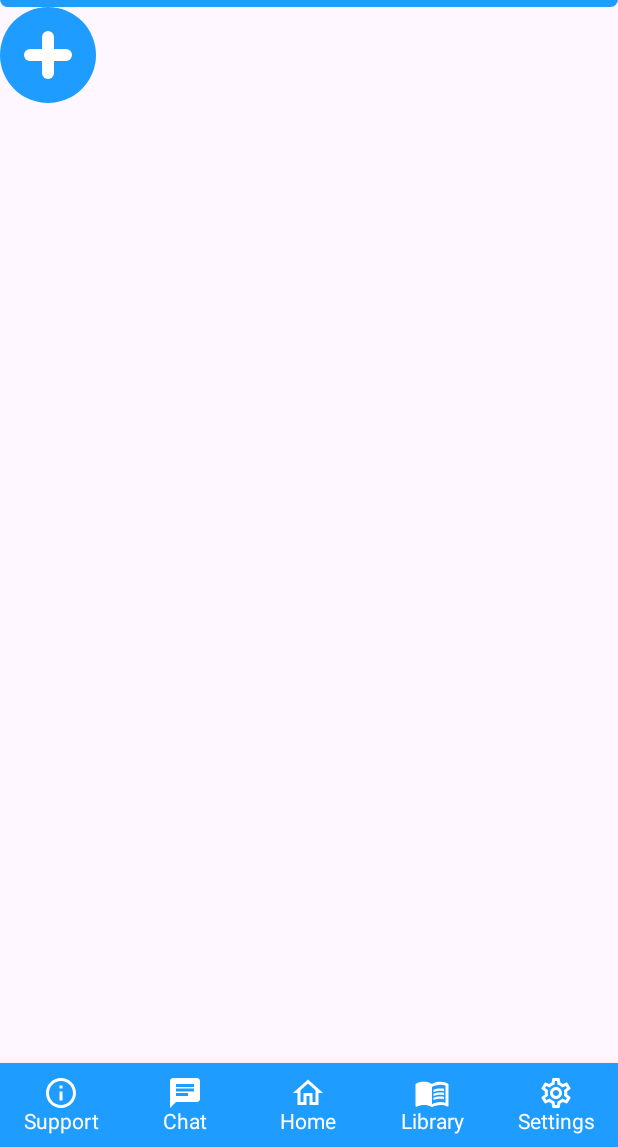
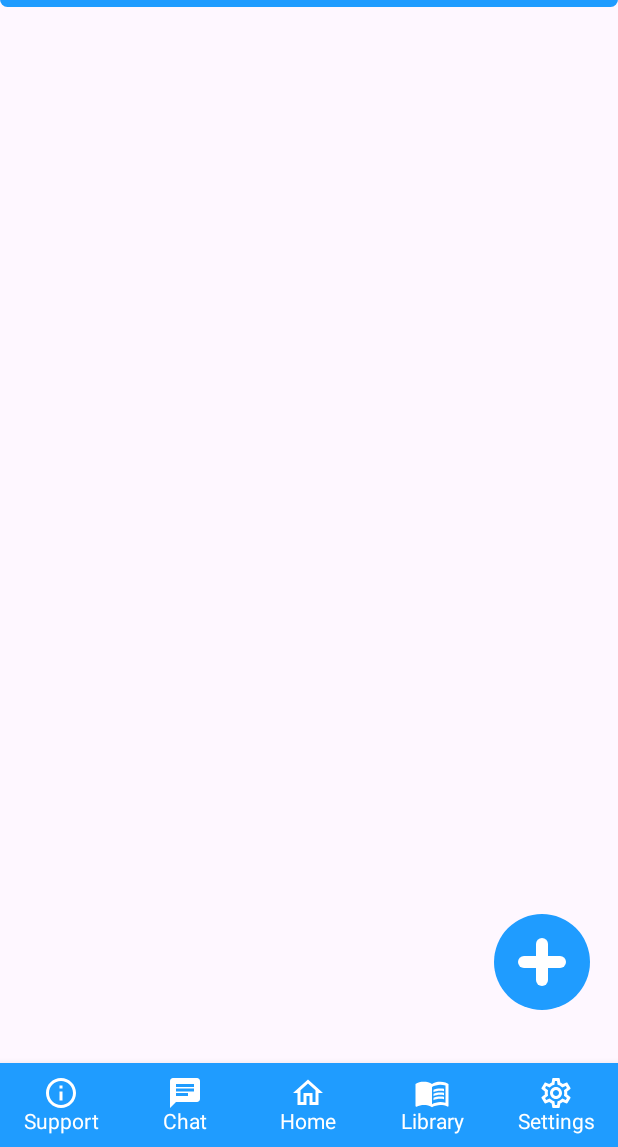
Before and after one commit to RohanPejaver/CareConnect, an Android app built with Jetpack Compose: the DoctorSearchScreen screen opened through its navigation route, item 2 of the bottom bar chosen, on a phone screen of 412 x 824 dp, the part 89-1236 px from its top. Run offline under Robolectric (Android 15) with nearby library versions, the phone set to English and light mode, and no system bars; our stand-ins replace Dagger/Hilt's generated code, Firebase (no records; nobody signed in at launch, a user with empty details on screens opened directly); libraries missing offline, so code that uses them is left out: com.google.ai.client; pictures from the network do not load; Roboto replaces fonts that are not available here.

Commit message:
Search functionality complete, finish messaging functionality

```diff
--- a/app/src/main/java/com/example/careconnect/components/DoctorCard.kt
+++ b/app/src/main/java/com/example/careconnect/components/DoctorCard.kt
@@ -16,6 +16,7 @@ import androidx.compose.foundation.layout.size
 import androidx.compose.foundation.shape.RoundedCornerShape
 import androidx.compose.material.Text
 import androidx.compose.material.TextField
+import androidx.compose.material.TextFieldDefaults
 import androidx.compose.material3.Card
 import androidx.compose.material3.CardDefaults
 import androidx.compose.runtime.Composable
@@ -34,6 +35,7 @@ import androidx.compose.ui.text.font.FontWeight
 import androidx.compose.ui.text.input.TextFieldValue
 import androidx.compose.ui.unit.dp
 import coil.compose.rememberAsyncImagePainter
+import com.example.careconnect.ui.theme.my_primary
 import com.example.careconnect.ui.theme.my_secondary
 
 data class Doctor(
@@ -164,7 +166,13 @@ fun DoctorSearchBar(searchQuery: TextFieldValue, onSearchQueryChange: (TextField
         placeholder = { Text(text = "Search by name or specialty") },
         modifier = Modifier
             .fillMaxWidth()
-            .padding(8.dp)
+            .padding(8.dp),
+        colors = TextFieldDefaults.textFieldColors(
+            backgroundColor = Color.LightGray,
+            cursorColor = my_primary,
+            focusedIndicatorColor = Color.White.copy(0.95f),
+            unfocusedIndicatorColor = Color.White.copy(0.95f)
+        )
     )
 }
 
--- a/app/src/main/java/com/example/careconnect/navigation/Screen.kt
+++ b/app/src/main/java/com/example/careconnect/navigation/Screen.kt
@@ -17,5 +17,4 @@ sealed class Screen (val route : String) {
     object Role : Screen(route = "role_selection_screen")
     object Search : Screen(route = "search_screen")
 
-
 }
--- a/app/src/main/java/com/example/careconnect/screens/search/SearchScreen.kt
+++ b/app/src/main/java/com/example/careconnect/screens/search/SearchScreen.kt
@@ -1,14 +1,11 @@
 package com.example.careconnect.screens.search
 
 import androidx.compose.runtime.Composable
-import androidx.compose.ui.platform.LocalContext
 import androidx.hilt.navigation.compose.hiltViewModel
 import com.example.careconnect.screens.search.components.SearchContent
-import com.example.careconnect.screens.search.components.SetData
 
 @Composable
 fun SearchScreen(viewModel: SearchViewModel = hiltViewModel()) {
-    val context = LocalContext.current
 
    SearchContent(viewModel = viewModel)
 }
--- a/app/src/main/java/com/example/careconnect/screens/search/SearchViewModel.kt
+++ b/app/src/main/java/com/example/careconnect/screens/search/SearchViewModel.kt
@@ -13,6 +13,7 @@ import com.example.careconnect.model.DataState
 import com.example.careconnect.model.User
 import com.google.firebase.Firebase
 import com.google.firebase.auth.FirebaseAuth
+import com.google.firebase.auth.auth
 import com.google.firebase.firestore.FirebaseFirestore
 import com.google.firebase.firestore.QuerySnapshot
 import com.google.firebase.firestore.firestore
@@ -33,6 +34,28 @@ class SearchViewModel @Inject constructor() : ViewModel() {
     var user = _user.asStateFlow()
     val response: MutableState<DataState> = mutableStateOf(DataState.UserEmpty)
 
+    private var _currentUser = MutableStateFlow<User?>(null)
+    var currentUser = _currentUser.asStateFlow()
+
+    init {
+        getUser()
+    }
+
+    private fun getUser() {
+        val db = Firebase.firestore
+        val auth = FirebaseAuth.getInstance()
+        val uid = auth.currentUser?.uid
+
+        if (uid != null) {
+            db.collection("users")
+                .document(uid)
+                .get()
+                .addOnSuccessListener { documentSnapshot ->
+                    _currentUser.value = documentSnapshot.toObject(User::class.java)
+                }
+        }
+    }
+
     init {
         getAllUsers()
     }
@@ -48,7 +71,7 @@ class SearchViewModel @Inject constructor() : ViewModel() {
                 .addOnSuccessListener { querySnapshot ->
                     for (document in querySnapshot) {
                         val user = document.toObject(User::class.java)
-                        if (user != null) {
+                        if (user.userId != uid) {
                             tempList.add(user)
                         }
                     }
@@ -60,7 +83,7 @@ class SearchViewModel @Inject constructor() : ViewModel() {
         }
     }
 
-    fun findUserByConnectionId(connectionId: String, onResult: (User?) -> Unit){
+    private fun findUserByConnectionId(connectionId: String, onResult: (User?) -> Unit){
         val db = FirebaseFirestore.getInstance()
 
         db.collection("users")
@@ -93,6 +116,20 @@ class SearchViewModel @Inject constructor() : ViewModel() {
                         .document(user.userId)
                         .set(user)
                         .addOnSuccessListener {
+                            getAllUsers()
+                            Log.d("SearchViewModel", "Connection added successfully")
+                        }
+                        .addOnFailureListener { e ->
+                            Log.e("SearchViewModel", "Error adding connection", e)
+                        }
+
+                    db.collection("chats")
+                        .document(user.userId)
+                        .collection("connections")
+                        .document(uid)
+                        .set(currentUser)
+                        .addOnSuccessListener {
+                            getAllUsers()
                             Log.d("SearchViewModel", "Connection added successfully")
                         }
                         .addOnFailureListener { e ->
@@ -106,5 +143,4 @@ class SearchViewModel @Inject constructor() : ViewModel() {
             }
         }
     }
-
 }
--- a/app/src/main/java/com/example/careconnect/screens/search/components/SearchContent.kt
+++ b/app/src/main/java/com/example/careconnect/screens/search/components/SearchContent.kt
@@ -1,13 +1,15 @@
 package com.example.careconnect.screens.search.components
 
-import android.util.Log
-import android.widget.Space
 import androidx.compose.foundation.background
 import androidx.compose.foundation.clickable
+import androidx.compose.foundation.layout.Arrangement
 import androidx.compose.foundation.layout.Box
 import androidx.compose.foundation.layout.Column
+import androidx.compose.foundation.layout.Row
 import androidx.compose.foundation.layout.Spacer
+import androidx.compose.foundation.layout.fillMaxHeight
 import androidx.compose.foundation.layout.fillMaxSize
+import androidx.compose.foundation.layout.fillMaxWidth
 import androidx.compose.foundation.layout.height
 import androidx.compose.foundation.layout.size
 import androidx.compose.foundation.layout.width
@@ -31,7 +33,9 @@ import androidx.compose.ui.draw.clip
 import androidx.compose.ui.graphics.Color
 import androidx.compose.ui.text.font.FontWeight
 import androidx.compose.ui.unit.dp
+import androidx.navigation.NavController
 import com.example.careconnect.model.DataState
+import com.example.careconnect.navigation.Screen
 import com.example.careconnect.screens.search.SearchViewModel
 import com.example.careconnect.ui.theme.my_primary
 import com.example.careconnect.ui.theme.my_secondary
@@ -39,19 +43,20 @@ import com.example.careconnect.ui.theme.my_secondary
 @Composable
 fun SearchContent(viewModel: SearchViewModel) {
     Column(
-        horizontalAlignment = Alignment.CenterHorizontally,
-        modifier = Modifier.fillMaxSize()
+        verticalArrangement = Arrangement.SpaceBetween,
+        modifier = Modifier
+            .fillMaxHeight(0.95f)
+            .fillMaxWidth()
     ) {
         SetData(viewModel = viewModel)
-    }
-    Spacer(modifier = Modifier.height(50.dp))
-
-    AddConnection { connectionId ->
-        viewModel.addConnection(connectionId)
+        Row {
+            Spacer(Modifier.fillMaxWidth(0.8f))
+            AddConnection { connectionId ->
+                viewModel.addConnection(connectionId)
+            }
+        }
     }
 }
-
-
 
 @Composable
 fun SetData(viewModel: SearchViewModel) {
@@ -164,10 +169,14 @@ fun AddConnection(onClick: (String) -> Unit) {
 
 @Composable
 fun ShowLazyList(users: MutableList<User>) {
+
     LazyColumn {
         items(users) { user ->
             UserCard(
-                user
+                user,
+                onClick = {
+
+                }
             )
         }
     }
```
Also changed, not shown: app/src/main/java/com/example/careconnect/screens/search/components/UserCard.kt (+4 -3 lines), app/src/main/java/com/example/careconnect/screens/support/SupportContent.kt (+8 -0 lines).
